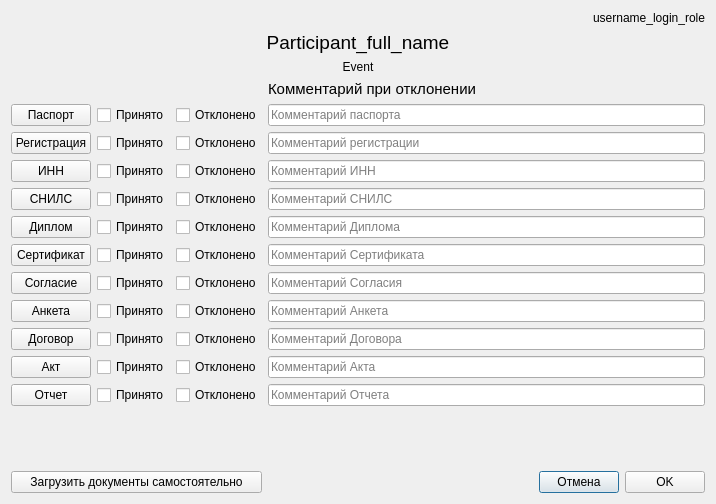
Qt form Ui_designer/Ui_Accept_docs.ui (Vsesvet/FastComm) before a commit.
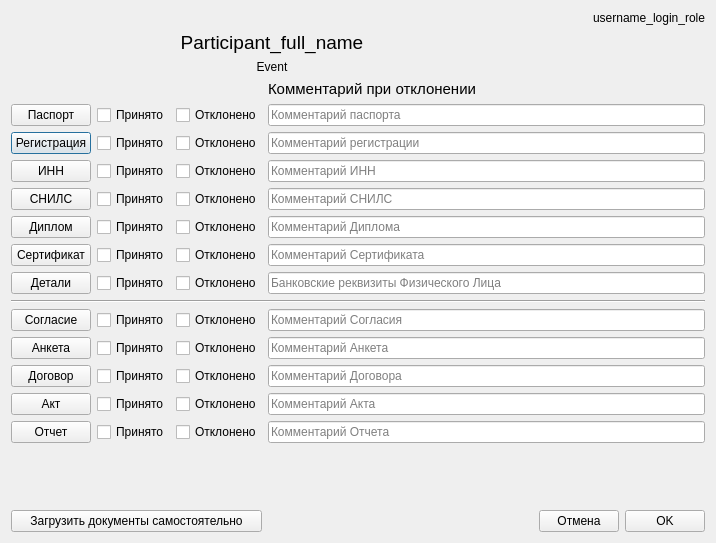
The same form after that commit.

Commit message: 1. Добавлены поля: Реквизиты ФЛ. (details, details_exist, details_accept, details_comment) 2. Добавлена кнопка Email для отсылки письма одному участнику из Event. (иначе скрыта)

Patch:
```diff
--- a/Ui_designer/Ui_Accept_docs.ui
+++ b/Ui_designer/Ui_Accept_docs.ui
@@ -7,69 +7,139 @@
     <x>0</x>
     <y>0</y>
     <width>716</width>
-    <height>504</height>
+    <height>543</height>
    </rect>
   </property>
   <property name="windowTitle">
    <string>Event</string>
   </property>
   <layout class="QGridLayout" name="gridLayout">
-   <item row="10" column="2">
-    <widget class="QCheckBox" name="checkBox_reject_agree">
+   <item row="5" column="0">
+    <widget class="QPushButton" name="pushButton_open_registration">
      <property name="text">
-      <string>Отклонено</string>
+      <string>Регистрация</string>
      </property>
     </widget>
    </item>
-   <item row="16" column="4">
-    <widget class="QPushButton" name="pushButton_Cancel">
+   <item row="15" column="0">
+    <widget class="QPushButton" name="pushButton_open_act">
      <property name="text">
-      <string>Отмена</string>
+      <string>Акт</string>
      </property>
     </widget>
    </item>
-   <item row="12" column="0">
-    <widget class="QPushButton" name="pushButton_open_contract">
-     <property name="text">
-      <string>Договор</string>
+   <item row="17" column="2">
+    <spacer name="verticalSpacer_2">
+     <property name="orientation">
+      <enum>Qt::Vertical</enum>
      </property>
-    </widget>
-   </item>
-   <item row="5" column="3" colspan="3">
-    <widget class="QLineEdit" name="lineEdit_registration_comment">
-     <property name="placeholderText">
-      <string>Комментарий регистрации</string>
+     <property name="sizeHint" stdset="0">
+      <size>
+       <width>20</width>
+       <height>40</height>
+      </size>
      </property>
-    </widget>
+    </spacer>
    </item>
-   <item row="4" column="0">
-    <widget class="QPushButton" name="pushButton_open_passport">
-     <property name="text">
-      <string>Паспорт</string>
-     </property>
-    </widget>
-   </item>
-   <item row="13" column="2">
+   <item row="15" column="2">
     <widget class="QCheckBox" name="checkBox_reject_act">
      <property name="text">
       <string>Отклонено</string>
      </property>
     </widget>
    </item>
-   <item row="10" column="1">
-    <widget class="QCheckBox" name="checkBox_accept_agree">
+   <item row="10" column="2">
+    <widget class="QCheckBox" name="checkBox_reject_details">
      <property name="text">
-      <string>Принято</string>
+      <string>Отклонено</string>
      </property>
     </widget>
    </item>
-   <item row="16" column="0" colspan="3">
+   <item row="8" column="2">
+    <widget class="QCheckBox" name="checkBox_reject_diploma">
+     <property name="text">
+      <string>Отклонено</string>
+     </property>
+    </widget>
+   </item>
+   <item row="16" column="3" colspan="3">
+    <widget class="QLineEdit" name="lineEdit_report_comment">
+     <property name="placeholderText">
+      <string>Комментарий Отчета</string>
+     </property>
+    </widget>
+   </item>
+   <item row="18" column="0" colspan="3">
     <widget class="QPushButton" name="pushButton_upload_docs">
      <property name="text">
       <string>Загрузить документы самостоятельно</string>
      </property>
     </widget>
    </item>
+   <item row="4" column="2">
+    <widget class="QCheckBox" name="checkBox_reject_passport">
+     <property name="text">
+      <string>Отклонено</string>
+     </property>
+    </widget>
+   </item>
+   <item row="9" column="3" colspan="3">
+    <widget class="QLineEdit" name="lineEdit_sertificate_comment">
+     <property name="placeholderText">
+      <string>Комментарий Сертификата</string>
+     </property>
+    </widget>
+   </item>
+   <item row="14" column="2">
+    <widget class="QCheckBox" name="checkBox_reject_contract">
+     <property name="text">
+      <string>Отклонено</string>
+     </property>
+    </widget>
+   </item>
+   <item row="1" column="0" colspan="4">
+    <widget class="QLabel" name="label_participant_full_name">
+     <property name="font">
+      <font>
+       <pointsize>14</pointsize>
+      </font>
+     </property>
+     <property name="text">
+      <string>Participant_full_name</string>
+     </property>
+     <property name="alignment">
+      <set>Qt::AlignCenter</set>
+     </property>
+    </widget>
+   </item>
+   <item row="12" column="1">
+    <widget class="QCheckBox" name="checkBox_accept_agreement">
+     <property name="text">
+      <string>Принято</string>
+     </property>
+    </widget>
+   </item>
+   <item row="9" column="1">
+    <widget class="QCheckBox" name="checkBox_accept_sertificate">
+     <property name="text">
+      <string>Принято</string>
+     </property>
+    </widget>
+   </item>
+   <item row="14" column="0">
+    <widget class="QPushButton" name="pushButton_open_contract">
+     <property name="text">
+      <string>Договор</string>
+     </property>
+    </widget>
+   </item>
+   <item row="16" column="0">
+    <widget class="QPushButton" name="pushButton_open_report">
+     <property name="text">
+      <string>Отчет</string>
+     </property>
+    </widget>
+   </item>
    <item row="9" column="0">
     <widget class="QPushButton" name="pushButton_open_sertificate">
      <property name="text">
@@ -77,75 +147,27 @@
      </property>
     </widget>
    </item>
+   <item row="12" column="3" colspan="3">
+    <widget class="QLineEdit" name="lineEdit_agreement_comment">
+     <property name="placeholderText">
+      <string>Комментарий Согласия</string>
+     </property>
+    </widget>
+   </item>
+   <item row="16" column="1">
+    <widget class="QCheckBox" name="checkBox_accept_report">
+     <property name="text">
+      <string>Принято</string>
+     </property>
+    </widget>
+   </item>
    <item row="13" column="0">
-    <widget class="QPushButton" name="pushButton_open_act">
-     <property name="text">
-      <string>Акт</string>
-     </property>
-    </widget>
-   </item>
-   <item row="14" column="0">
-    <widget class="QPushButton" name="pushButton_open_report">
-     <property name="text">
-      <string>Отчет</string>
-     </property>
-    </widget>
-   </item>
-   <item row="6" column="2">
-    <widget class="QCheckBox" name="checkBox_reject_inn">
-     <property name="text">
-      <string>Отклонено</string>
-     </property>
-    </widget>
-   </item>
-   <item row="9" column="3" colspan="3">
-    <widget class="QLineEdit" name="lineEdit_sertificate_comment">
-     <property name="placeholderText">
-      <string>Комментарий Сертификата</string>
-     </property>
-    </widget>
-   </item>
-   <item row="6" column="1">
-    <widget class="QCheckBox" name="checkBox_accept_inn">
-     <property name="text">
-      <string>Принято</string>
-     </property>
-    </widget>
-   </item>
-   <item row="7" column="0">
-    <widget class="QPushButton" name="pushButton_open_snils">
-     <property name="text">
-      <string>СНИЛС</string>
-     </property>
-    </widget>
-   </item>
-   <item row="11" column="0">
     <widget class="QPushButton" name="pushButton_open_survey">
      <property name="text">
       <string>Анкета</string>
      </property>
     </widget>
    </item>
-   <item row="16" column="3">
-    <spacer name="horizontalSpacer">
-     <property name="orientation">
-      <enum>Qt::Horizontal</enum>
-     </property>
-     <property name="sizeHint" stdset="0">
-      <size>
-       <width>40</width>
-       <height>20</height>
-      </size>
-     </property>
-    </spacer>
-   </item>
-   <item row="6" column="0">
-    <widget class="QPushButton" name="pushButton_open_inn">
-     <property name="text">
-      <string>ИНН</string>
-     </property>
-    </widget>
-   </item>
    <item row="5" column="2">
     <widget class="QCheckBox" name="checkBox_reject_registration">
      <property name="text">
@@ -153,45 +175,92 @@
      </property>
     </widget>
    </item>
-   <item row="11" column="2">
+   <item row="13" column="2">
     <widget class="QCheckBox" name="checkBox_reject_survey">
      <property name="text">
       <string>Отклонено</string>
      </property>
     </widget>
    </item>
-   <item row="8" column="2">
-    <widget class="QCheckBox" name="checkBox_reject_diploma">
+   <item row="18" column="5">
+    <widget class="QPushButton" name="pushButton_Ok">
      <property name="text">
+      <string>OK</string>
+     </property>
+    </widget>
+   </item>
+   <item row="10" column="3" colspan="3">
+    <widget class="QLineEdit" name="lineEdit_details_comment">
+     <property name="placeholderText">
+      <string>Банковские реквизиты Физического Лица</string>
+     </property>
+    </widget>
+   </item>
+   <item row="6" column="0">
+    <widget class="QPushButton" name="pushButton_open_inn">
+     <property name="text">
+      <string>ИНН</string>
+     </property>
+    </widget>
+   </item>
+   <item row="10" column="0">
+    <widget class="QPushButton" name="pushButton_open_details">
+     <property name="text">
+      <string>Детали</string>
+     </property>
+    </widget>
+   </item>
+   <item row="12" column="2">
+    <widget class="QCheckBox" name="checkBox_reject_agreement">
+     <property name="text">
       <string>Отклонено</string>
      </property>
     </widget>
    </item>
-   <item row="7" column="3" colspan="3">
-    <widget class="QLineEdit" name="lineEdit_snils_comment">
+   <item row="7" column="0">
+    <widget class="QPushButton" name="pushButton_open_snils">
+     <property name="text">
+      <string>СНИЛС</string>
+     </property>
+    </widget>
+   </item>
+   <item row="10" column="1">
+    <widget class="QCheckBox" name="checkBox_accept_details">
+     <property name="text">
+      <string>Принято</string>
+     </property>
+    </widget>
+   </item>
+   <item row="3" column="3">
+    <widget class="QLabel" name="label_comment">
+     <property name="font">
+      <font>
+       <pointsize>11</pointsize>
+      </font>
+     </property>
+     <property name="text">
+      <string>Комментарий при отклонении</string>
+     </property>
+    </widget>
+   </item>
+   <item row="4" column="3" colspan="3">
+    <widget class="QLineEdit" name="lineEdit_passport_comment">
      <property name="placeholderText">
-      <string>Комментарий СНИЛС</string>
+      <string>Комментарий паспорта</string>
      </property>
     </widget>
    </item>
-   <item row="5" column="0">
-    <widget class="QPushButton" name="pushButton_open_registration">
+   <item row="9" column="2">
+    <widget class="QCheckBox" name="checkBox_reject_sertificate">
      <property name="text">
-      <string>Регистрация</string>
+      <string>Отклонено</string>
      </property>
     </widget>
    </item>
    <item row="14" column="3" colspan="3">
-    <widget class="QLineEdit" name="lineEdit_report_comment">
+    <widget class="QLineEdit" name="lineEdit_contract_comment">
      <property name="placeholderText">
-      <string>Комментарий Отчета</string>
-     </property>
-    </widget>
-   </item>
-   <item row="7" column="2">
-    <widget class="QCheckBox" name="checkBox_reject_snils">
-     <property name="text">
-      <string>Отклонено</string>
+      <string>Комментарий Договора</string>
      </property>
     </widget>
    </item>
@@ -202,20 +271,6 @@
      </property>
     </widget>
    </item>
-   <item row="9" column="2">
-    <widget class="QCheckBox" name="checkBox_reject_sertificate">
-     <property name="text">
-      <string>Отклонено</string>
-     </property>
-    </widget>
-   </item>
-   <item row="13" column="3" colspan="3">
-    <widget class="QLineEdit" name="lineEdit_act_comment">
-     <property name="placeholderText">
-      <string>Комментарий Акта</string>
-     </property>
-    </widget>
-   </item>
    <item row="5" column="1">
     <widget class="QCheckBox" name="checkBox_accept_registration">
      <property name="text">
@@ -223,96 +278,79 @@
      </property>
     </widget>
    </item>
-   <item row="14" column="1">
-    <widget class="QCheckBox" name="checkBox_accept_report">
+   <item row="4" column="0">
+    <widget class="QPushButton" name="pushButton_open_passport">
      <property name="text">
+      <string>Паспорт</string>
+     </property>
+    </widget>
+   </item>
+   <item row="6" column="1">
+    <widget class="QCheckBox" name="checkBox_accept_inn">
+     <property name="text">
       <string>Принято</string>
      </property>
     </widget>
    </item>
-   <item row="14" column="2">
-    <widget class="QCheckBox" name="checkBox_reject_report">
+   <item row="2" column="0" colspan="4">
+    <widget class="QLabel" name="label_event">
      <property name="text">
-      <string>Отклонено</string>
+      <string>Event</string>
      </property>
+     <property name="alignment">
+      <set>Qt::AlignCenter</set>
+     </property>
     </widget>
    </item>
-   <item row="13" column="1">
+   <item row="7" column="1">
+    <widget class="QCheckBox" name="checkBox_accept_snils">
+     <property name="text">
+      <string>Принято</string>
+     </property>
+    </widget>
+   </item>
+   <item row="5" column="3" colspan="3">
+    <widget class="QLineEdit" name="lineEdit_registration_comment">
+     <property name="placeholderText">
+      <string>Комментарий регистрации</string>
+     </property>
+    </widget>
+   </item>
+   <item row="15" column="1">
     <widget class="QCheckBox" name="checkBox_accept_act">
      <property name="text">
       <string>Принято</string>
      </property>
     </widget>
    </item>
-   <item row="9" column="1">
-    <widget class="QCheckBox" name="checkBox_accept_sertificate">
-     <property name="text">
-      <string>Принято</string>
+   <item row="13" column="3" colspan="3">
+    <widget class="QLineEdit" name="lineEdit_survey_comment">
+     <property name="placeholderText">
+      <string>Комментарий Анкета</string>
      </property>
     </widget>
    </item>
-   <item row="15" column="2">
-    <spacer name="verticalSpacer_2">
-     <property name="orientation">
-      <enum>Qt::Vertical</enum>
-     </property>
-     <property name="sizeHint" stdset="0">
-      <size>
-       <width>20</width>
-       <height>40</height>
-      </size>
-     </property>
-    </spacer>
-   </item>
-   <item row="4" column="1">
-    <widget class="QCheckBox" name="checkBox_accept_passport">
-     <property name="text">
-      <string>Принято</string>
-     </property>
-    </widget>
-   </item>
-   <item row="10" column="0">
-    <widget class="QPushButton" name="pushButton_open_agree">
+   <item row="12" column="0">
+    <widget class="QPushButton" name="pushButton_open_agreement">
      <property name="text">
       <string>Согласие</string>
      </property>
     </widget>
    </item>
-   <item row="4" column="2">
-    <widget class="QCheckBox" name="checkBox_reject_passport">
-     <property name="text">
-      <string>Отклонено</string>
-     </property>
-    </widget>
-   </item>
-   <item row="16" column="5">
-    <widget class="QPushButton" name="pushButton_Ok">
-     <property name="text">
-      <string>OK</string>
-     </property>
-    </widget>
-   </item>
-   <item row="12" column="2">
-    <widget class="QCheckBox" name="checkBox_reject_contract">
+   <item row="16" column="2">
+    <widget class="QCheckBox" name="checkBox_reject_report">
      <property name="text">
       <string>Отклонено</string>
      </property>
     </widget>
    </item>
    <item row="8" column="3" colspan="3">
-    <widget class="QLineEdit" name="lineEdit_diplom_comment">
+    <widget class="QLineEdit" name="lineEdit_diploma_comment">
      <property name="placeholderText">
       <string>Комментарий Диплома</string>
      </property>
     </widget>
    </item>
-   <item row="8" column="0">
-    <widget class="QPushButton" name="pushButton_open_diploma">
-     <property name="text">
-      <string>Диплом</string>
-     </property>
-    </widget>
-   </item>
    <item row="6" column="3" colspan="3">
     <widget class="QLineEdit" name="lineEdit_inn_comment">
      <property name="placeholderText">
@@ -320,89 +358,86 @@
      </property>
     </widget>
    </item>
-   <item row="4" column="3" colspan="3">
-    <widget class="QLineEdit" name="lineEdit_passport_comment">
-     <property name="placeholderText">
-      <string>Комментарий паспорта</string>
+   <item row="4" column="1">
+    <widget class="QCheckBox" name="checkBox_accept_passport">
+     <property name="text">
+      <string>Принято</string>
      </property>
     </widget>
    </item>
-   <item row="10" column="3" colspan="3">
-    <widget class="QLineEdit" name="lineEdit_agree_comment">
-     <property name="placeholderText">
-      <string>Комментарий Согласия</string>
-     </property>
-    </widget>
-   </item>
-   <item row="11" column="3" colspan="3">
-    <widget class="QLineEdit" name="lineEdit_survey_comment">
-     <property name="placeholderText">
-      <string>Комментарий Анкета</string>
-     </property>
-    </widget>
-   </item>
-   <item row="11" column="1">
+   <item row="13" column="1">
     <widget class="QCheckBox" name="checkBox_accept_survey">
      <property name="text">
       <string>Принято</string>
      </property>
     </widget>
    </item>
-   <item row="12" column="1">
+   <item row="18" column="4">
+    <widget class="QPushButton" name="pushButton_Cancel">
+     <property name="text">
+      <string>Отмена</string>
+     </property>
+    </widget>
+   </item>
+   <item row="7" column="3" colspan="3">
+    <widget class="QLineEdit" name="lineEdit_snils_comment">
+     <property name="placeholderText">
+      <string>Комментарий СНИЛС</string>
+     </property>
+    </widget>
+   </item>
+   <item row="14" column="1">
     <widget class="QCheckBox" name="checkBox_accept_contract">
      <property name="text">
       <string>Принято</string>
      </property>
     </widget>
    </item>
-   <item row="12" column="3" colspan="3">
-    <widget class="QLineEdit" name="lineEdit_contract_comment">
+   <item row="15" column="3" colspan="3">
+    <widget class="QLineEdit" name="lineEdit_act_comment">
      <property name="placeholderText">
-      <string>Комментарий Договора</string>
+      <string>Комментарий Акта</string>
      </property>
     </widget>
    </item>
-   <item row="7" column="1">
-    <widget class="QCheckBox" name="checkBox_accept_snils">
+   <item row="8" column="0">
+    <widget class="QPushButton" name="pushButton_open_diploma">
      <property name="text">
-      <string>Принято</string>
+      <string>Диплом</string>
      </property>
     </widget>
    </item>
-   <item row="3" column="3">
-    <widget class="QLabel" name="label_comment">
-     <property name="font">
-      <font>
-       <pointsize>11</pointsize>
-      </font>
+   <item row="18" column="3">
+    <spacer name="horizontalSpacer">
+     <property name="orientation">
+      <enum>Qt::Horizontal</enum>
      </property>
-     <property name="text">
-      <string>Комментарий при отклонении</string>
+     <property name="sizeHint" stdset="0">
+      <size>
+       <width>40</width>
+       <height>20</height>
+      </size>
      </property>
-    </widget>
+    </spacer>
    </item>
-   <item row="1" column="0" colspan="6">
-    <widget class="QLabel" name="label_participant_full_name">
-     <property name="font">
-      <font>
-       <pointsize>14</pointsize>
-      </font>
-     </property>
+   <item row="6" column="2">
+    <widget class="QCheckBox" name="checkBox_reject_inn">
      <property name="text">
-      <string>Participant_full_name</string>
+      <string>Отклонено</string>
      </property>
-     <property name="alignment">
-      <set>Qt::AlignCenter</set>
-     </property>
     </widget>
    </item>
-   <item row="2" column="0" colspan="6">
-    <widget class="QLabel" name="label_event">
+   <item row="7" column="2">
+    <widget class="QCheckBox" name="checkBox_reject_snils">
      <property name="text">
-      <string>Event</string>
+      <string>Отклонено</string>
      </property>
-     <property name="alignment">
-      <set>Qt::AlignCenter</set>
+    </widget>
+   </item>
+   <item row="11" column="0" colspan="6">
+    <widget class="Line" name="line">
+     <property name="orientation">
+      <enum>Qt::Horizontal</enum>
      </property>
     </widget>
    </item>
```
Left out of the diff: 562 changed lines with no effect on the pictures. The commit also changes 8 other files.
